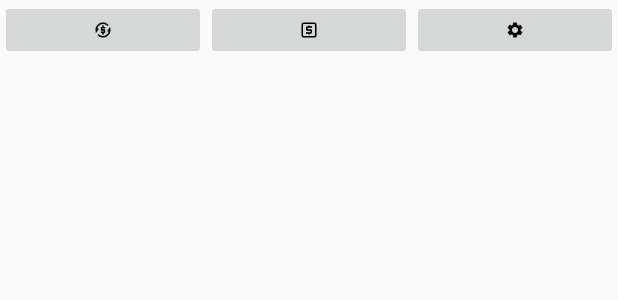
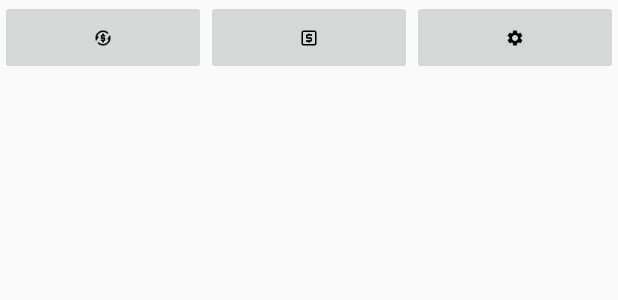
Before and after one commit to nonaee/Android_Final_Project, an Android app: the layout menu_bar.xml on its own in the app's theme, with its tools: preview values and no code run, on a phone screen of 412 x 824 dp. Shown: the top 300 px of the screen. Run offline under Robolectric (Android 15) with nearby library versions, the phone set to English and light mode, and no system bars.

Commit message:
add head of currency table and change some structure

```diff
--- a/app/src/main/res/layout/menu_bar.xml
+++ b/app/src/main/res/layout/menu_bar.xml
@@ -2,7 +2,7 @@
 <LinearLayout xmlns:android="http://schemas.android.com/apk/res/android"
     xmlns:tools="http://schemas.android.com/tools"
     android:layout_width="match_parent"
-    android:layout_height="wrap_content"
+    android:layout_height="50dp"
     android:orientation="horizontal"
     tools:showIn="@layout/activity_main">
 
@@ -10,23 +10,23 @@
         android:src="@mipmap/ic_exchange"
         android:id="@+id/exchangeBtn"
         android:tooltipText="Currency Exchange"
-        android:layout_width="wrap_content"
-        android:layout_height="40dp"
+        android:layout_width="match_parent"
+        android:layout_height="match_parent"
         android:layout_weight="1" />
 
     <ImageButton
         android:src="@mipmap/ic_dashboard"
         android:id="@+id/dashbordBtn"
         android:tooltipText="Dashborad"
-        android:layout_width="wrap_content"
-        android:layout_height="40dp"
+        android:layout_width="match_parent"
+        android:layout_height="match_parent"
         android:layout_weight="1" />
 
     <ImageButton
         android:src="@mipmap/ic_setting"
         android:id="@+id/setttingBtn"
         android:tooltipText="App setting"
-        android:layout_width="wrap_content"
-        android:layout_height="40dp"
+        android:layout_width="match_parent"
+        android:layout_height="match_parent"
         android:layout_weight="1" />
 </LinearLayout>
--- a/build.gradle
+++ b/build.gradle
@@ -7,7 +7,7 @@ buildscript {
         jcenter()
     }
     dependencies {
-        classpath 'com.android.tools.build:gradle:3.0.1'
+        classpath 'com.android.tools.build:gradle:3.1.0'
 
 
         // NOTE: Do not place your application dependencies here; they belong
```
Also changed, not shown: app/src/main/res/layout/activity_main.xml (+32 -3 lines), app/src/main/res/layout/exchange_leble.xml (+17 -10 lines), gradle/wrapper/gradle-wrapper.properties.
